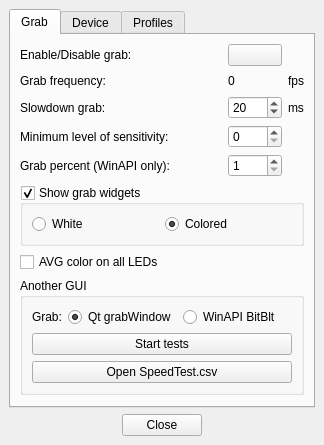
Above: Software/src/MainWindow.ui from digitaltoys/pepsi2-light-pack before the change. Below: the same form after it.
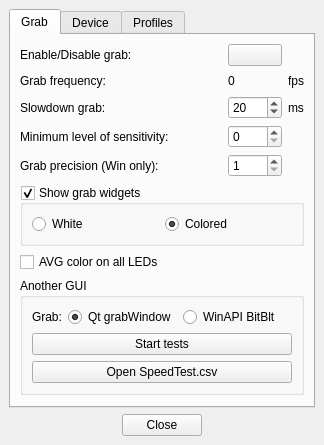
That is the form after the change. Icons and pictures are not drawn.

Commit message: Software: rename GrabPercent to GrabPrecision;

```diff
--- a/Software/src/MainWindow.ui
+++ b/Software/src/MainWindow.ui
@@ -8,7 +8,7 @@
     <x>0</x>
     <y>0</y>
     <width>324</width>
-    <height>411</height>
+    <height>440</height>
    </rect>
   </property>
   <property name="windowTitle">
@@ -257,7 +257,7 @@
              </font>
             </property>
             <property name="text">
-             <string>Grab percent (WinAPI only):</string>
+             <string>Grab precision (Win only):</string>
             </property>
             <property name="alignment">
              <set>Qt::AlignLeading|Qt::AlignLeft|Qt::AlignVCenter</set>
```
Left out of the diff: 2 changed lines with no effect on the pictures. The commit also changes 7 other files.
